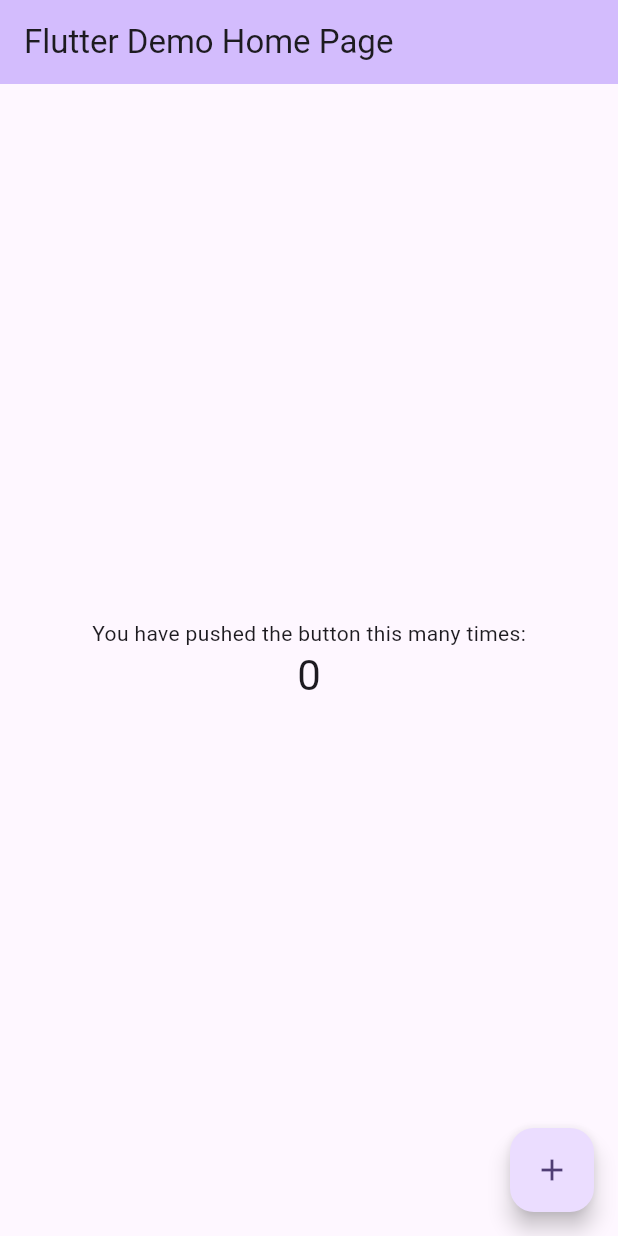
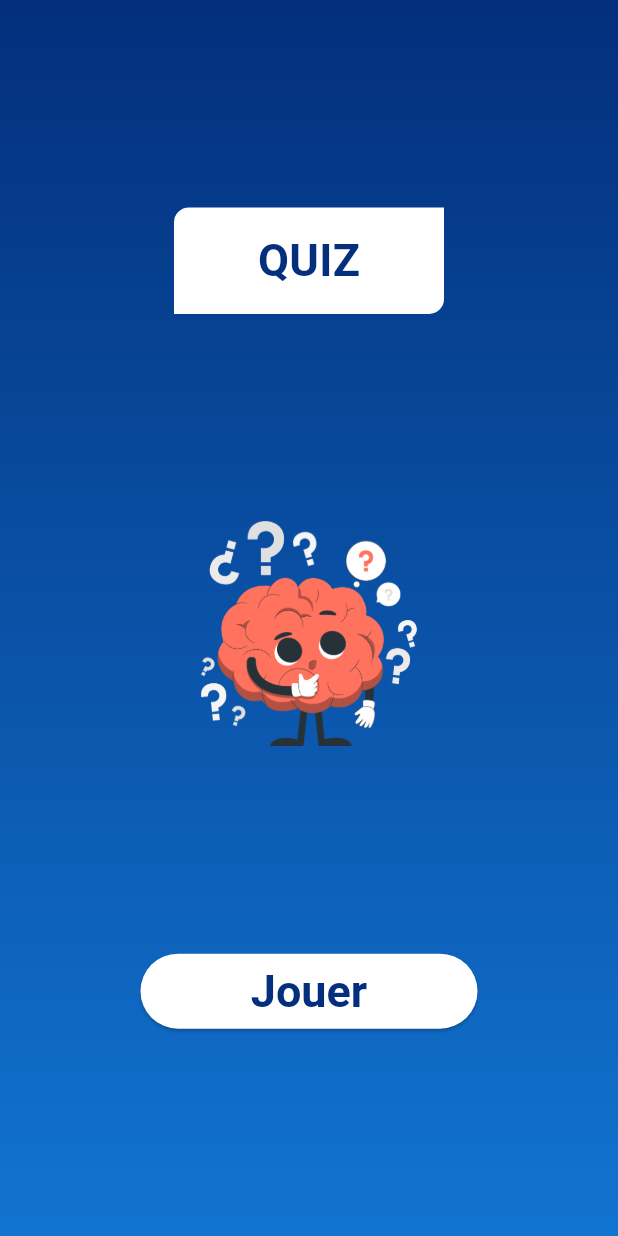
Before and after one commit to DTC-Formation/navigation-and-alerts-with-quizz-add-Rojotiana-Tsiverisoa, a Flutter app: the screen it shows after launch, on a phone screen of 412 x 824 dp. Run offline on Flutter 3.47's test engine with Material 2 defaults, Android fonts, the phone set to English and light mode, and no system bars.

Commit message:
create homepage

```diff
--- /dev/null
+++ b/lib/colors/my_colors.dart
@@ -0,0 +1,13 @@
+import 'package:flutter/material.dart';
+
+class MyColors {
+  static const Color blue = Color.fromRGBO(3, 47, 124, 1);
+  static const LinearGradient blueGradient = LinearGradient(
+    colors: [
+      Color.fromRGBO(3, 47, 124, 1),
+      Color.fromRGBO(17, 116, 208, 1),
+    ],
+    begin: Alignment.topCenter,
+    end: Alignment.bottomCenter,
+  );
+}
--- a/lib/main.dart
+++ b/lib/main.dart
@@ -1,4 +1,7 @@
 import 'package:flutter/material.dart';
+
+import 'package:quiz_game/screen/homepage.dart';
+import 'package:quiz_game/screen/question_01.dart';
 
 void main() {
   runApp(const MyApp());
@@ -11,115 +14,18 @@ class MyApp extends StatelessWidget {
   @override
   Widget build(BuildContext context) {
     return MaterialApp(
-      title: 'Flutter Demo',
+      title: 'Quiz Game',
       theme: ThemeData(
-        // This is the theme of your application.
-        //
-        // TRY THIS: Try running your application with "flutter run". You'll see
-        // the application has a blue toolbar. Then, without quitting the app,
-        // try changing the seedColor in the colorScheme below to Colors.green
-        // and then invoke "hot reload" (save your changes or press the "hot
-        // reload" button in a Flutter-supported IDE, or press "r" if you used
-        // the command line to start the app).
-        //
-        // Notice that the counter didn't reset back to zero; the application
-        // state is not lost during the reload. To reset the state, use hot
-        // restart instead.
-        //
-        // This works for code too, not just values: Most code changes can be
-        // tested with just a hot reload.
         colorScheme: ColorScheme.fromSeed(seedColor: Colors.deepPurple),
         useMaterial3: true,
       ),
-      home: const MyHomePage(title: 'Flutter Demo Home Page'),
+      debugShowCheckedModeBanner: false,
+      home: const HomePage(),
+      initialRoute: '/home',
+      routes: {
+        '/home': (context) => const HomePage(),
+        '/q1': (context) => const Question01(),
+      },
     );
   }
 }
-
-class MyHomePage extends StatefulWidget {
-  const MyHomePage({super.key, required this.title});
-
-  // This widget is the home page of your application. It is stateful, meaning
-  // that it has a State object (defined below) that contains fields that affect
-  // how it looks.
-
-  // This class is the configuration for the state. It holds the values (in this
-  // case the title) provided by the parent (in this case the App widget) and
-  // used by the build method of the State. Fields in a Widget subclass are
-  // always marked "final".
-
-  final String title;
-
-  @override
-  State<MyHomePage> createState() => _MyHomePageState();
-}
-
-class _MyHomePageState extends State<MyHomePage> {
-  int _counter = 0;
-
-  void _incrementCounter() {
-    setState(() {
-      // This call to setState tells the Flutter framework that something has
-      // changed in this State, which causes it to rerun the build method below
-      // so that the display can reflect the updated values. If we changed
-      // _counter without calling setState(), then the build method would not be
-      // called again, and so nothing would appear to happen.
-      _counter++;
-    });
-  }
-
-  @override
-  Widget build(BuildContext context) {
-    // This method is rerun every time setState is called, for instance as done
-    // by the _incrementCounter method above.
-    //
-    // The Flutter framework has been optimized to make rerunning build methods
-    // fast, so that you can just rebuild anything that needs updating rather
-    // than having to individually change instances of widgets.
-    return Scaffold(
-      appBar: AppBar(
-        // TRY THIS: Try changing the color here to a specific color (to
-        // Colors.amber, perhaps?) and trigger a hot reload to see the AppBar
-        // change color while the other colors stay the same.
-        backgroundColor: Theme.of(context).colorScheme.inversePrimary,
-        // Here we take the value from the MyHomePage object that was created by
-        // the App.build method, and use it to set our appbar title.
-        title: Text(widget.title),
-      ),
-      body: Center(
-        // Center is a layout widget. It takes a single child and positions it
-        // in the middle of the parent.
-        child: Column(
-          // Column is also a layout widget. It takes a list of children and
-          // arranges them vertically. By default, it sizes itself to fit its
-          // children horizontally, and tries to be as tall as its parent.
-          //
-          // Column has various properties to control how it sizes itself and
-          // how it positions its children. Here we use mainAxisAlignment to
-          // center the children vertically; the main axis here is the vertical
-          // axis because Columns are vertical (the cross axis would be
-          // horizontal).
-          //
-          // TRY THIS: Invoke "debug painting" (choose the "Toggle Debug Paint"
-          // action in the IDE, or press "p" in the console), to see the
-          // wireframe for each widget.
-          mainAxisAlignment: MainAxisAlignment.center,
-          children: <Widget>[
-            const Text(
-              'You have pushed the button this many times:',
-            ),
-            Text(
-              '$_counter',
-              style: Theme.of(context).textTheme.headlineMedium,
-            ),
-          ],
-        ),
-      ),
-      floatingActionButton: FloatingActionButton(
-        onPressed: _incrementCounter,
-        tooltip: 'Increment',
-        child: const Icon(Icons.add),
-      ), // This trailing comma makes auto-formatting nicer for build methods.
-    );
-  }
-}
--- /dev/null
+++ b/lib/screen/homepage.dart
@@ -0,0 +1,87 @@
+import 'package:flutter/material.dart';
+
+import 'package:quiz_game/colors/my_colors.dart';
+
+class HomePage extends StatelessWidget {
+  const HomePage({super.key});
+
+  @override
+  Widget build(BuildContext context) {
+    var size = MediaQuery.of(context).size;
+
+    return SafeArea(
+      child: Scaffold(
+        body: SingleChildScrollView(
+          child: Container(
+            decoration: const BoxDecoration(
+              gradient: MyColors.blueGradient,
+            ),
+            width: size.width,
+            height: size.height,
+            child: Column(
+              mainAxisAlignment: MainAxisAlignment.spaceEvenly,
+              children: [
+                Container(
+                  width: 180,
+                  decoration: const BoxDecoration(
+                    color: Colors.white,
+                    borderRadius: BorderRadius.only(
+                      topLeft: Radius.circular(10),
+                      bottomRight: Radius.circular(10),
+                    ),
+                  ),
+                  child: const Padding(
+                    padding: EdgeInsets.all(14),
+                    child: Center(
+                      child: Text(
+                        'QUIZ',
+                        style: TextStyle(
+                          fontSize: 30,
+                          fontWeight: FontWeight.bold,
+                          color: MyColors.blue,
+                        ),
+                      ),
+                    ),
+                  ),
+                ),
+                const Image(
+                  image: AssetImage(
+                    'assets/images/illustration.png',
+                  ),
+                  fit: BoxFit.cover,
+                  height: 150,
+                ),
+                Container(
+                  padding: const EdgeInsets.only(
+                    left: 25,
+                    right: 25,
+                  ),
+                  width: size.width / 1.5,
+                  height: 50,
+                  child: ElevatedButton(
+                    style: ElevatedButton.styleFrom(
+                      backgroundColor: Colors.white,
+                      textStyle: const TextStyle(
+                        fontSize: 30,
+                        fontWeight: FontWeight.bold,
+                      ),
+                    ),
+                    onPressed: () {
+                      Navigator.of(context).pushNamed('/q1');
+                    },
+                    child: const Text(
+                      'Jouer',
+                      style: TextStyle(
+                        color: MyColors.blue,
+                      ),
+                    ),
+                  ),
+                ),
+              ],
+            ),
+          ),
+        ),
+      ),
+    );
+  }
+}
--- /dev/null
+++ b/lib/screen/question_01.dart
@@ -0,0 +1,14 @@
+import 'package:flutter/material.dart';
+
+class Question01 extends StatelessWidget {
+  const Question01({super.key});
+
+  @override
+  Widget build(BuildContext context) {
+    return const SafeArea(
+      child: Scaffold(
+        body: Text('Question 1'),
+      ),
+    );
+  }
+}
--- a/pubspec.yaml
+++ b/pubspec.yaml
@@ -59,8 +59,8 @@ flutter:
   uses-material-design: true
 
   # To add assets to your application, add an assets section, like this:
-  # assets:
-  #   - images/a_dot_burr.jpeg
+  assets:
+    - assets/images/
   #   - images/a_dot_ham.jpeg
 
   # An image asset can refer to one or more resolution-specific "variants", see
```
Also changed, not shown: assets/images/illustration.png (added), lib/screen/game_result.dart (added), lib/screen/question_02.dart (added), lib/screen/question_03.dart (added), lib/screen/question_04.dart (added), lib/screen/question_05.dart (added), lib/screen/question_06.dart (added), lib/screen/question_07.dart (added), lib/screen/question_08.dart (added), lib/screen/question_09.dart (added), lib/screen/question_10.dart (added).
